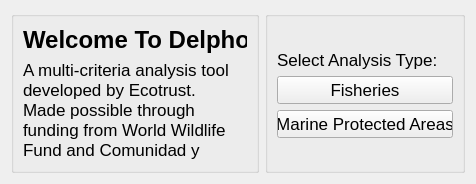
Qt form src/gui/select_type.ui (Ecotrust/delphos) before a commit.
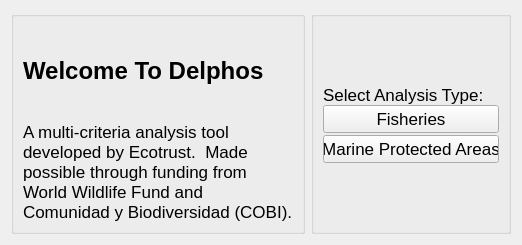
The same form after that commit.

Commit message: reworked interfaces adding extra spacers and layouts to center things and resize better

Diff of the .ui file:
```diff
--- a/src/gui/select_type.ui
+++ b/src/gui/select_type.ui
@@ -5,8 +5,8 @@
    <rect>
     <x>0</x>
     <y>0</y>
-    <width>476</width>
-    <height>184</height>
+    <width>522</width>
+    <height>245</height>
    </rect>
   </property>
   <property name="windowTitle" >
@@ -84,28 +84,40 @@
        </property>
        <layout class="QHBoxLayout" >
         <item>
-         <layout class="QVBoxLayout" >
+         <layout class="QHBoxLayout" >
           <property name="spacing" >
            <number>0</number>
           </property>
           <item>
            <spacer>
             <property name="orientation" >
-             <enum>Qt::Vertical</enum>
+             <enum>Qt::Horizontal</enum>
             </property>
             <property name="sizeHint" >
              <size>
-              <width>186</width>
-              <height>16</height>
+              <width>10</width>
+              <height>20</height>
              </size>
             </property>
            </spacer>
           </item>
           <item>
            <layout class="QVBoxLayout" >
-            <property name="spacing" >
-             <number>6</number>
-            </property>
+            <item>
+             <spacer>
+              <property name="orientation" >
+               <enum>Qt::Vertical</enum>
+              </property>
+              <property name="sizeHint" >
+               <size>
+                <width>208</width>
+                <height>54</height>
+               </size>
+              </property>
+             </spacer>
+            </item>
+            <item>
+             <layout class="QHBoxLayout" >
             <item>
              <widget class="QLabel" name="label" >
               <property name="text" >
@@ -114,6 +126,26 @@
              </widget>
             </item>
             <item>
+               <spacer>
+                <property name="orientation" >
+                 <enum>Qt::Horizontal</enum>
+                </property>
+                <property name="sizeHint" >
+                 <size>
+                  <width>40</width>
+                  <height>20</height>
+                 </size>
+                </property>
+               </spacer>
+              </item>
+             </layout>
+            </item>
+            <item>
+             <layout class="QVBoxLayout" >
+              <property name="spacing" >
+               <number>2</number>
+              </property>
+              <item>
              <widget class="QPushButton" name="fisheries_type_button" >
               <property name="text" >
                <string>Fisheries</string>
@@ -136,8 +168,23 @@
             </property>
             <property name="sizeHint" >
              <size>
-              <width>186</width>
-              <height>16</height>
+                <width>208</width>
+                <height>54</height>
+               </size>
+              </property>
+             </spacer>
+            </item>
+           </layout>
+          </item>
+          <item>
+           <spacer>
+            <property name="orientation" >
+             <enum>Qt::Horizontal</enum>
+            </property>
+            <property name="sizeHint" >
+             <size>
+              <width>10</width>
+              <height>20</height>
              </size>
             </property>
            </spacer>
```
Lines whose indentation alone changed are shown as unchanged. The commit also changes 4 other files.
